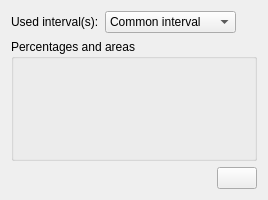
The window that ui_files/ui_percentage_widget.ui (JYU-IBA/potku) describes before a commit, drawn with Qt 5.
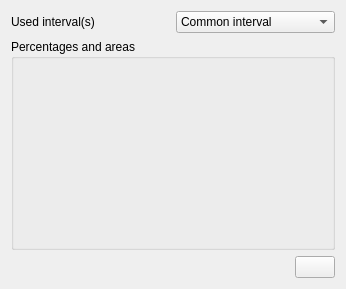
The same window after the commit.

Commit message: Added status messages to PercentageWidget to inform the user if no limits have been set

The edit to the form file:
```diff
--- a/ui_files/ui_percentage_widget.ui
+++ b/ui_files/ui_percentage_widget.ui
@@ -6,8 +6,8 @@
    <rect>
     <x>0</x>
     <y>0</y>
-    <width>268</width>
-    <height>200</height>
+    <width>346</width>
+    <height>289</height>
    </rect>
   </property>
   <property name="sizePolicy">
@@ -34,7 +34,7 @@
      <item>
       <widget class="QLabel" name="label">
        <property name="text">
-        <string>Used interval(s):</string>
+        <string>Used interval(s)</string>
        </property>
       </widget>
      </item>
@@ -52,19 +52,6 @@
        </item>
       </widget>
      </item>
-     <item>
-      <spacer name="horizontalSpacer">
-       <property name="orientation">
-        <enum>Qt::Horizontal</enum>
-       </property>
-       <property name="sizeHint" stdset="0">
-        <size>
-         <width>40</width>
-         <height>20</height>
-        </size>
-       </property>
-      </spacer>
-     </item>
     </layout>
    </item>
    <item>
@@ -100,6 +87,16 @@
        </property>
       </spacer>
      </item>
+     <item>
+      <widget class="QLabel" name="label_status">
+       <property name="text">
+        <string/>
+       </property>
+       <property name="wordWrap">
+        <bool>true</bool>
+       </property>
+      </widget>
+     </item>
      <item>
       <widget class="QPushButton" name="absRelButton">
        <property name="text">
```
The commit also changes 2 other files.
